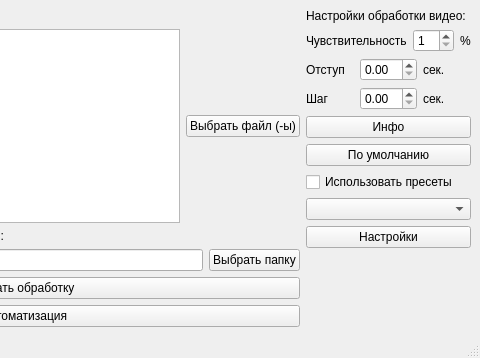
Before: the Qt Designer form Ui_files/main_v2.ui in Jubastik/Content_Mate, drawn with Qt 5; both pictures show x 260 to 740 and y 0 to 358 of the 740 by 358 pixel window.
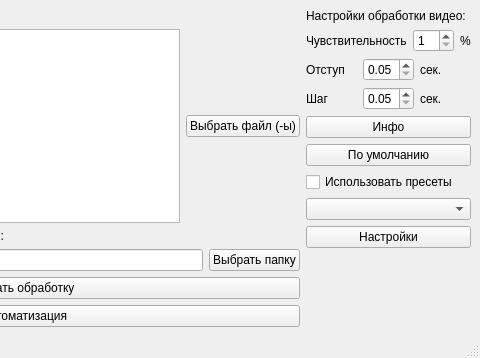
After: the same form once the commit is applied.

Patch:
```diff
--- a/Ui_files/main_v2.ui
+++ b/Ui_files/main_v2.ui
@@ -126,7 +126,17 @@
            </widget>
           </item>
           <item>
-           <widget class="QDoubleSpinBox" name="indent_settings"/>
+           <widget class="QDoubleSpinBox" name="indent_settings">
+            <property name="minimum">
+             <double>0.050000000000000</double>
+            </property>
+            <property name="maximum">
+             <double>2.000000000000000</double>
+            </property>
+            <property name="singleStep">
+             <double>0.010000000000000</double>
+            </property>
+           </widget>
           </item>
           <item>
            <widget class="QLabel" name="label_8">
@@ -147,7 +157,17 @@
            </widget>
           </item>
           <item>
-           <widget class="QDoubleSpinBox" name="step_settings"/>
+           <widget class="QDoubleSpinBox" name="step_settings">
+            <property name="minimum">
+             <double>0.050000000000000</double>
+            </property>
+            <property name="maximum">
+             <double>2.000000000000000</double>
+            </property>
+            <property name="singleStep">
+             <double>0.010000000000000</double>
+            </property>
+           </widget>
           </item>
           <item>
            <widget class="QLabel" name="label_7">
```
